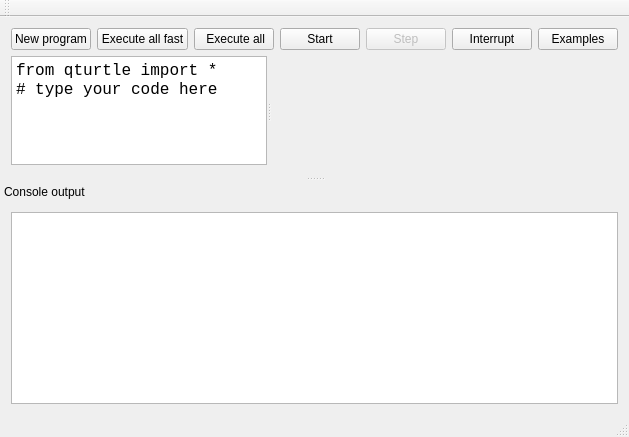
This is gui/MainWindow.ui in maciekgajewski/the-snake-and-the-turtle as Qt 5 draws it before an edit. The edited form follows.
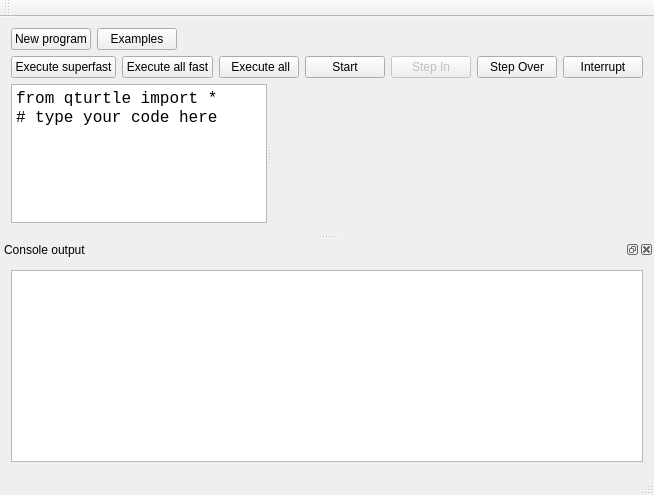
This is the edited form. Custom widgets are drawn as their Qt base class.

Commit message: Some work around how breakpoints are handled. Requires more love. Superfast mode works now

Diff of the .ui file:
```diff
--- a/gui/MainWindow.ui
+++ b/gui/MainWindow.ui
@@ -6,8 +6,8 @@
    <rect>
     <x>0</x>
     <y>0</y>
-    <width>596</width>
-    <height>437</height>
+    <width>644</width>
+    <height>495</height>
    </rect>
   </property>
   <property name="windowTitle">
@@ -16,7 +16,7 @@
   <widget class="QWidget" name="centralWidget">
    <layout class="QVBoxLayout" name="verticalLayout">
     <item>
-     <layout class="QHBoxLayout" name="horizontalLayout">
+     <layout class="QHBoxLayout" name="horizontalLayout_3">
       <item>
        <widget class="QPushButton" name="mButtonNew">
         <property name="text">
@@ -25,6 +25,37 @@
        </widget>
       </item>
       <item>
+       <widget class="QPushButton" name="examplesButton">
+        <property name="text">
+         <string>Examples</string>
+        </property>
+       </widget>
+      </item>
+      <item>
+       <spacer name="horizontalSpacer_2">
+        <property name="orientation">
+         <enum>Qt::Horizontal</enum>
+        </property>
+        <property name="sizeHint" stdset="0">
+         <size>
+          <width>40</width>
+          <height>20</height>
+         </size>
+        </property>
+       </spacer>
+      </item>
+     </layout>
+    </item>
+    <item>
+     <layout class="QHBoxLayout" name="horizontalLayout">
+      <item>
+       <widget class="QPushButton" name="executeSuperfastButton">
+        <property name="text">
+         <string>Execute superfast</string>
+        </property>
+       </widget>
+      </item>
+      <item>
        <widget class="QPushButton" name="executeAllFastButton">
         <property name="text">
          <string>Execute all fast</string>
@@ -51,7 +82,14 @@
          <bool>false</bool>
         </property>
         <property name="text">
-         <string>Step</string>
+         <string>Step In</string>
+        </property>
+       </widget>
+      </item>
+      <item>
+       <widget class="QPushButton" name="stepOverButton">
+        <property name="text">
+         <string>Step Over</string>
         </property>
        </widget>
       </item>
@@ -62,13 +100,6 @@
         </property>
        </widget>
       </item>
-      <item>
-       <widget class="QPushButton" name="examplesButton">
-        <property name="text">
-         <string>Examples</string>
-        </property>
-       </widget>
-      </item>
       <item>
        <spacer name="horizontalSpacer">
         <property name="orientation">
@@ -148,8 +179,14 @@
   </widget>
   <widget class="QStatusBar" name="statusBar"/>
   <widget class="QDockWidget" name="dockWidget">
+   <property name="sizePolicy">
+    <sizepolicy hsizetype="Preferred" vsizetype="Minimum">
+     <horstretch>0</horstretch>
+     <verstretch>0</verstretch>
+    </sizepolicy>
+   </property>
    <property name="features">
-    <set>QDockWidget::DockWidgetMovable</set>
+    <set>QDockWidget::AllDockWidgetFeatures</set>
    </property>
    <property name="windowTitle">
     <string>Console output</string>
@@ -161,6 +198,12 @@
     <layout class="QHBoxLayout" name="horizontalLayout_2">
      <item>
       <widget class="QPlainTextEdit" name="consoleOutput">
+       <property name="sizePolicy">
+        <sizepolicy hsizetype="Expanding" vsizetype="Minimum">
+         <horstretch>0</horstretch>
+         <verstretch>0</verstretch>
+        </sizepolicy>
+       </property>
        <property name="readOnly">
         <bool>true</bool>
        </property>
```
Left out of the diff: 5 changed lines with no effect on the pictures. The commit also changes 6 other files.
